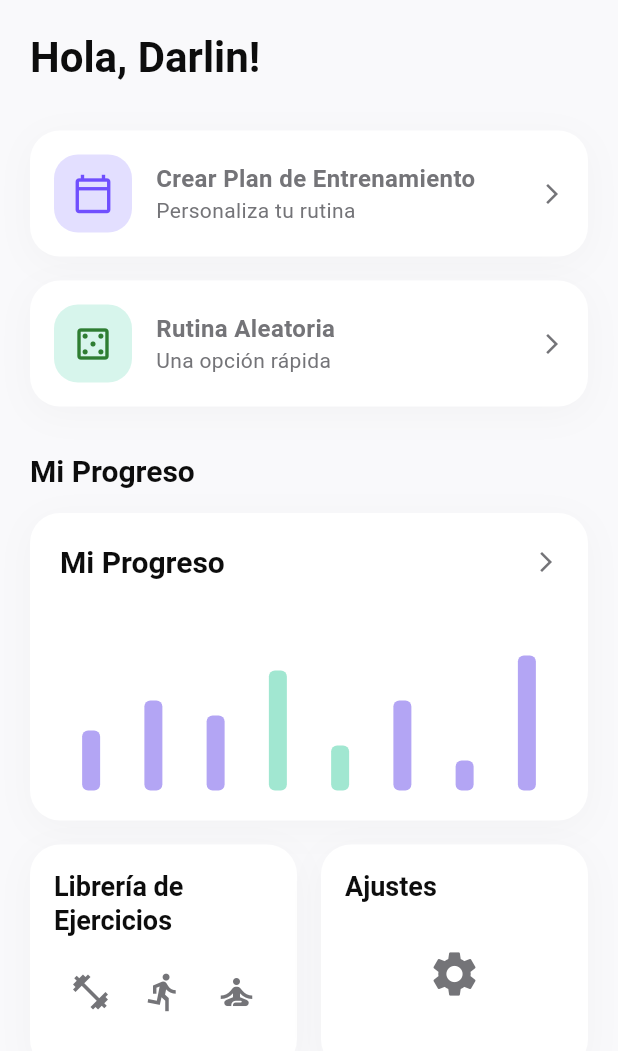
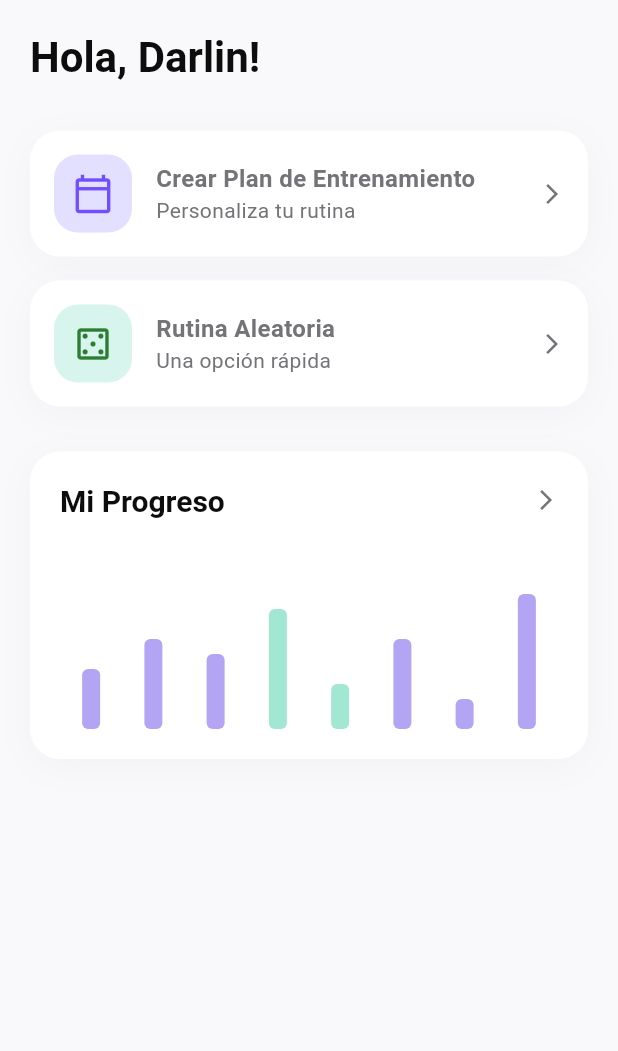
Before and after one commit to Darlin04/AppGym, a Flutter app: the DashboardScreen screen opened directly, on a phone screen of 412 x 824 dp. Shown: the top 1051 px of the screen. Run offline on Flutter 3.47's test engine with Material 3 defaults, Android fonts, the phone set to English and light mode, and no system bars; our stand-ins replace cloud_firestore, firebase_auth, firebase_core, google_sign_in; accounts and stored records are empty; Roboto replaces fonts that are missing (Poppins).

Commit message:
Borre la tarjeta de configuracion y ejercicios de dashboard

```diff
--- a/lib/features/dashboard/dashboard_screen.dart
+++ b/lib/features/dashboard/dashboard_screen.dart
@@ -50,12 +50,10 @@ class DashboardScreen extends StatelessWidget {
                 ),
                 const SizedBox(height: 30),
 
-                Text('Mi Progreso', style: textTheme.titleLarge),
-                const SizedBox(height: 16),
+
                 _buildProgressCard(context),
 
                 const SizedBox(height: 16),
-                _buildBottomCards(context),
               ],
             ),
           ),
@@ -174,36 +172,7 @@ class DashboardScreen extends StatelessWidget {
     );
   }
 
-  Widget _buildBottomCards(BuildContext context) {
-    return Row(
-      children: [
-        Expanded(
-          child: _buildInfoCard(
-            context: context,
-            title: 'Librería de\nEjercicios',
-            content: Row(
-              mainAxisAlignment: MainAxisAlignment.spaceAround,
-              children: [
-                Icon(Icons.fitness_center, color: AppColors.textSecondary, size: 28),
-                Icon(Icons.directions_run, color: AppColors.textSecondary, size: 28),
-                Icon(Icons.self_improvement, color: AppColors.textSecondary, size: 28),
-              ],
-            ),
-          ),
-        ),
-        const SizedBox(width: 16),
-        Expanded(
-          child: _buildInfoCard(
-            context: context,
-            title: 'Ajustes',
-            content: Center(
-              child: Icon(Icons.settings, size: 36, color: AppColors.textSecondary),
-            ),
-          ),
-        ),
-      ],
-    );
-  }
+
 
   Widget _buildInfoCard({required BuildContext context, required String title, required Widget content}) {
     return InkWell(
```
